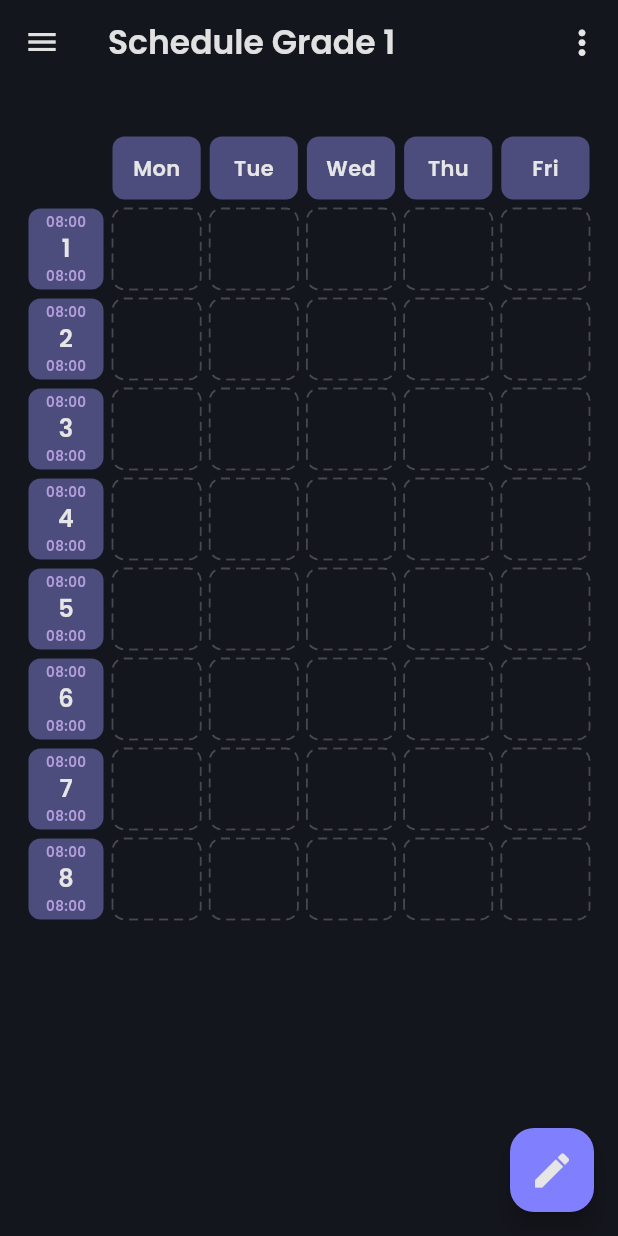
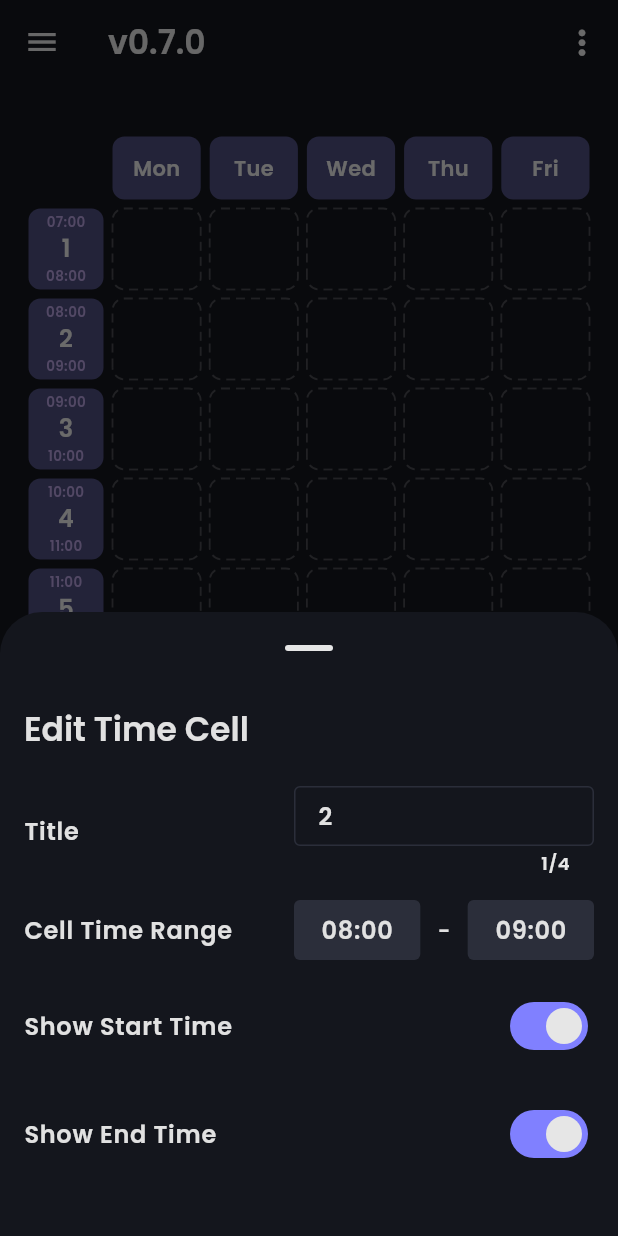
Before and after one commit to andongni0723/TimeGrid, a Flutter app: the screen it shows after launch, after a tap on "08:00", on a phone screen of 412 x 824 dp. Run offline on Flutter 3.47's test engine with Material 3 defaults, Android fonts, the phone set to English and light mode, and no system bars; our stand-ins replace file_picker, flutter_riverpod, font_awesome_flutter, freezed_annotation, hive, hive_flutter and 2 more; accounts and stored records are empty.

Commit message:
v0.7.0 - Add edit time cell function / save time cell detail

```diff
--- a/lib/components/edit_time_cell_bottom_sheet.dart
+++ b/lib/components/edit_time_cell_bottom_sheet.dart
@@ -1,29 +1,30 @@
 import 'package:flutter/material.dart';
 import 'package:flutter_riverpod/flutter_riverpod.dart';
 import 'package:timegrid/models/time_cell_model.dart';
+import 'package:timegrid/provider.dart';
 
 Future<TimeCellModel?> editTimeCellBottomSheet(BuildContext context, TimeCellModel timeCellModel, WidgetRef ref) {
-  final textTheme = Theme.of(context).textTheme;
-  final colorScheme = Theme.of(context).colorScheme;
+  final textTheme = Theme
+      .of(context)
+      .textTheme;
+  final colorScheme = Theme
+      .of(context)
+      .colorScheme;
   final formKey = GlobalKey<FormState>();
   final nameController = TextEditingController(text: timeCellModel.displayName);
-  final showStartTime = timeCellModel.showStartTime;
 
+  final storage = ref.watch(storageProvider);
   debugPrint('Editing TimeCell: ${timeCellModel.displayName}\n controller text: ${nameController.text}');
 
-  Widget timePickerField() {
-    TimeOfDay selectedTime = const TimeOfDay(hour: 8, minute: 0);
+  var current = storage.getTimeCell(timeCellModel.id) ?? timeCellModel;
 
-    final formatted =
-        '${selectedTime.hour.toString().padLeft(2, '0')}:'
-        '${selectedTime.minute.toString().padLeft(2, '0')}';
-
+  Widget timePickerField({required TimeOfDay originTime, Function(TimeOfDay)? onTimePicked}) {
     return Expanded(
       child: InkWell(
         onTap: () async {
           final TimeOfDay? picked = await showTimePicker(
             context: context,
-            initialTime: selectedTime,
+            initialTime: originTime,
             builder: (BuildContext builderContext, Widget? child) {
               return MediaQuery(
                 data: MediaQuery.of(builderContext).copyWith(alwaysUse24HourFormat: true),
@@ -33,9 +34,7 @@ Future<TimeCellModel?> editTimeCellBottomSheet(BuildContext context, TimeCellMod
           );
 
           if (picked != null) {
-            // setState(() {
-            //   selectedTime = picked;
-            // });
+            onTimePicked?.call(picked);
             debugPrint('picked: ${picked.format(context)}');
           }
         },
@@ -43,9 +42,15 @@ Future<TimeCellModel?> editTimeCellBottomSheet(BuildContext context, TimeCellMod
           padding: const EdgeInsets.all(8),
           decoration: BoxDecoration(
             borderRadius: BorderRadius.circular(4),
-            color: Theme.of(context).colorScheme.secondaryContainer,
+            color: Theme
+                .of(context)
+                .colorScheme
+                .secondaryContainer,
           ),
-          child: Center(child: Text(formatted, style: Theme.of(context).textTheme.bodyLarge)),
+          child: Center(child: Text(originTime.format24Hour(), style: Theme
+              .of(context)
+              .textTheme
+              .bodyLarge)),
         ),
       ),
     );
@@ -54,16 +59,19 @@ Future<TimeCellModel?> editTimeCellBottomSheet(BuildContext context, TimeCellMod
   return showModalBottomSheet<TimeCellModel?>(
     context: context,
     isScrollControlled: true,
+    showDragHandle: true,
     builder: (BuildContext ctx) {
+      return StatefulBuilder(builder: (ctx2, sheetSetState) {
         return timeGridBottomSheetHeader(
-        context: ctx,
+          context: ctx2,
+          parentSetState: sheetSetState,
           child: Column(
             mainAxisSize: MainAxisSize.min,
             crossAxisAlignment: CrossAxisAlignment.start,
             spacing: 24,
             children: [
               Padding(
-              padding: const EdgeInsets.symmetric(vertical: 24),
+                padding: const EdgeInsets.symmetric(vertical: 0),
                 child: Text('Edit Time Cell', style: textTheme.titleLarge),
               ),
               Form(
@@ -82,16 +90,23 @@ Future<TimeCellModel?> editTimeCellBottomSheet(BuildContext context, TimeCellMod
                           child: TextFormField(
                             controller: nameController,
                             maxLines: 1,
+                            maxLength: 4,
                             textInputAction: TextInputAction.done,
                             decoration: const InputDecoration(
                               isDense: true,
                               contentPadding: EdgeInsets.symmetric(vertical: 8.0, horizontal: 12.0),
                               border: OutlineInputBorder(),
                             ),
-                          validator: (v) => (v == null || v.trim().isEmpty) ? 'Input Cell Title' : null,
-                          onFieldSubmitted: (_) {
+                            validator: (v) =>
+                            (v == null || v
+                                .trim()
+                                .isEmpty) ? 'Input Cell Title' : null,
+                            onFieldSubmitted: (_) async {
                               if (formKey.currentState?.validate() ?? false) {
-                              debugPrint('Submitted: ${nameController.text}');
+                                final updated = current.copyWith(displayName: nameController.text.trim());
+                                await storage.editTimeCell(updated);
+                                current = updated;
+                                sheetSetState(() {});
                               }
                             },
                           ),
@@ -109,9 +124,25 @@ Future<TimeCellModel?> editTimeCellBottomSheet(BuildContext context, TimeCellMod
                           child: Row(
                             spacing: 8,
                             children: [
-                            timePickerField(),
+                              timePickerField(
+                                originTime: current.startTime,
+                                onTimePicked: (newTime) async {
+                                  final updated = current.copyWith(startTime: newTime);
+                                  await storage.editTimeCell(updated);
+                                  current = updated;
+                                  sheetSetState(() {});
+                                },
+                              ),
                               const Text(' - '),
-                            timePickerField(),
+                              timePickerField(
+                                originTime: current.endTime,
+                                onTimePicked: (newTime) async {
+                                  final updated = current.copyWith(endTime: newTime);
+                                  await storage.editTimeCell(updated);
+                                  current = updated;
+                                  sheetSetState(() {});
+                                },
+                              ),
                             ],
                           ),
                         ),
@@ -122,16 +153,26 @@ Future<TimeCellModel?> editTimeCellBottomSheet(BuildContext context, TimeCellMod
                     SwitchListTile(
                       title: const Text('Show Start Time'),
                       contentPadding: EdgeInsets.zero,
-                    value: showStartTime,
-                    onChanged: (v) {},
+                      value: current.showStartTime,
+                      onChanged: (v) {
+                        final updated = current.copyWith(showStartTime: v);
+                        storage.editTimeCell(updated);
+                        current = updated;
+                        sheetSetState(() {});
+                      },
                     ),
 
                     // Show End Time
                     SwitchListTile(
                       title: const Text('Show End Time'),
                       contentPadding: EdgeInsets.zero,
-                    value: showStartTime,
-                    onChanged: (v) {},
+                      value: current.showEndTime,
+                      onChanged: (v) {
+                        final updated = current.copyWith(showEndTime: v);
+                        storage.editTimeCell(updated);
+                        current = updated;
+                        sheetSetState(() {});
+                      },
                     ),
                   ],
                 ),
@@ -139,17 +180,18 @@ Future<TimeCellModel?> editTimeCellBottomSheet(BuildContext context, TimeCellMod
             ],
           ),
         );
+      });
     },
   );
-
-
 }
 
-Widget timeGridBottomSheetHeader({required BuildContext context, Widget? child}) {
+Widget timeGridBottomSheetHeader({required BuildContext context, StateSetter? parentSetState, Widget? child}) {
   return Padding(
-    padding: EdgeInsets.only(bottom: MediaQuery.of(context).viewInsets.bottom),
-    child: StatefulBuilder(builder: (context, setState) {
-      return SafeArea(
+    padding: EdgeInsets.only(bottom: MediaQuery
+        .of(context)
+        .viewInsets
+        .bottom),
+    child: SafeArea(
       child: SingleChildScrollView(
         child: Padding(
           padding: const EdgeInsets.all(16.0),
@@ -162,7 +204,6 @@ Widget timeGridBottomSheetHeader({required BuildContext context, Widget? child})
           ),
         ),
       ),
-      );
-    }),
+    ),
   );
 }
--- a/lib/components/file_io_json.dart
+++ b/lib/components/file_io_json.dart
@@ -8,6 +8,7 @@ import 'package:share_plus/share_plus.dart';
 import 'package:timegrid/models/course_model.dart';
 import 'package:timegrid/models/course_chips_model.dart';
 
+import '../models/time_cell_model.dart';
 import '../provider.dart';
 
 final ValueNotifier<int> importNotifier = ValueNotifier<int>(0);
@@ -21,15 +22,17 @@ String _generateExportJson(WidgetRef ref) {
     'days': storage.days,
     'rows': storage.rows,
   };
+  final timeCells = storage.getAllTimeCells();
 
   final map = {
     'courses' : courses,
     'chips' : chips,
     'settings': settings,
+    'time_cells': timeCells,
     'exported_at': DateTime.now().toIso8601String(),
   };
 
-  debugPrint(map.toString());
+  debugPrint(map.toString(), wrapWidth: 1024);
 
   return const JsonEncoder.withIndent('    ').convert(map);
 }
@@ -144,6 +147,14 @@ Future<Map<String, int>> _importDataFromJsonString(String jsonStr, WidgetRef ref
         await storage.setRows(rows);
       }
     }
+    if (decoded.containsKey('time_cells')) {
+      final list = decoded['time_cells'] as List<dynamic>;
+      for (final item in list) {
+        final m = Map<String, dynamic>.from(item as Map);
+        final cell = TimeCellModel.fromJson(m);
+        await storage.putTimeCell(cell);
+      }
+    }
   } else if (decoded is List) {
     for(final item in decoded) {
       final m = Map<String, dynamic>.from(item as Map);
--- a/lib/main.dart
+++ b/lib/main.dart
@@ -2,9 +2,11 @@ import 'package:flutter/material.dart';
 import 'package:font_awesome_flutter/font_awesome_flutter.dart';
 import 'package:flutter_riverpod/flutter_riverpod.dart';
 import 'package:hive_flutter/adapters.dart';
+import 'package:package_info_plus/package_info_plus.dart';
 import 'package:timegrid/models/course_chips_model.dart';
 import 'package:timegrid/models/course_model.dart';
 import 'package:timegrid/models/storage_service.dart';
+import 'package:timegrid/models/time_cell_model.dart';
 import 'package:timegrid/provider.dart';
 import 'package:timegrid/schedule.dart';
 import 'package:timegrid/theme/Theme.dart';
@@ -17,20 +19,19 @@ Future<void> main() async {
 
   Hive.registerAdapter(CourseModelAdapter());
   Hive.registerAdapter(CourseChipsModelAdapter());
-
-  await Hive.openBox<CourseModel>('courses_box');
-  await Hive.openBox<CourseChipsModel>('chips_box');
-  await Hive.openBox('settings_box');
+  Hive.registerAdapter(TimeCellModelAdapter());
 
   final storage = await StorageService.create();
+  final packageInfo = await PackageInfo.fromPlatform();
 
   runApp(ProviderScope(overrides: [
     storageProvider.overrideWithValue(storage),
-  ], child: const MyApp()));
+  ], child: MyApp(version: packageInfo.version)));
 }
 
 class MyApp extends StatelessWidget {
-  const MyApp({super.key});
+  final String version;
+  const MyApp({super.key, required this.version});
 
   @override
   Widget build(BuildContext context) {
@@ -46,7 +47,7 @@ class MyApp extends StatelessWidget {
           side: BorderSide.none,
         ),
       ),
-      home: const MyHomePage(title: 'Schedule Grade 1'),
+      home: MyHomePage(title: 'v$version'),
     );
   }
 }
--- a/lib/models/storage_service.dart
+++ b/lib/models/storage_service.dart
@@ -1,25 +1,29 @@
 import 'package:hive/hive.dart';
 import 'package:timegrid/models/course_chips_model.dart';
 import 'package:timegrid/models/course_model.dart';
+import 'package:timegrid/models/time_cell_model.dart';
 
 class Boxes {
   static const String courses = 'courses_box';
   static const String chips = 'chips_box';
   static const String settings = 'settings_box';
+  static const String timeCells = 'time_cells_box';
 }
 
 class StorageService {
   final Box<CourseModel> _coursesBox;
   final Box<CourseChipsModel> _chipsBox;
   final Box _settingsBox;
+  final Box<TimeCellModel> _timeCellsBox;
 
-  StorageService._(this._coursesBox, this._chipsBox, this._settingsBox);
+  StorageService._(this._coursesBox, this._chipsBox, this._settingsBox, this._timeCellsBox);
 
   static Future<StorageService> create() async {
     final coursesBox = await Hive.openBox<CourseModel>(Boxes.courses);
     final chipsBox = await Hive.openBox<CourseChipsModel>(Boxes.chips);
     final settingsBox = await Hive.openBox(Boxes.settings);
-    return StorageService._(coursesBox, chipsBox, settingsBox);
+    final timeCellsBox = await Hive.openBox<TimeCellModel>(Boxes.timeCells);
+    return StorageService._(coursesBox, chipsBox, settingsBox, timeCellsBox);
   }
 
   // courses
@@ -43,5 +47,18 @@ class StorageService {
   Future<void> setDays(int days) => _settingsBox.put('days', days);
   Future<void> setRows(int rows) => _settingsBox.put('rows', rows);
 
+
+  // time cells
+  List<TimeCellModel> getAllTimeCells() => _timeCellsBox.values.toList();
+  TimeCellModel? getTimeCell(String id) => _timeCellsBox.get(id);
+  Future<void> putTimeCell(TimeCellModel timeCell) => _timeCellsBox.put(timeCell.id, timeCell);
+  Future<void> putAllTimeCells(Map<String, TimeCellModel> map) => _timeCellsBox.putAll(map);
+  Future<void> deleteTimeCell(String id) => _timeCellsBox.delete(id);
+  Future<void> editTimeCell(TimeCellModel newData) async {
+    await deleteTimeCell(newData.id);
+    await putTimeCell(newData);
+  }
+
+
   Stream<BoxEvent> watchCourses() => _coursesBox.watch();
 }
--- a/lib/schedule.dart
+++ b/lib/schedule.dart
@@ -408,24 +408,29 @@ class _ScheduleGridState extends ConsumerState<ScheduleGrid> {
       // Left Time Column
       Widget timeColumn() {
         List<String> slotNames = [];
+
+        TimeCellModel defaultTimeCell(int idx) => TimeCellModel(
+          id: idx.toString(),
+          displayName: (idx + 1).toString(),
+          startTime: TimeOfDay(hour: 8 + idx - 1, minute: 0),
+          endTime: TimeOfDay(hour: 9 + idx - 1, minute: 0),
+          showStartTime: true,
+          showEndTime: true,
+        );
+
+        return SizedBox(
+          width: widget.timeLabelWidth,
+          child: Column(
+        children: List.generate(widget.controller.rows, (idx) {
+
+          var cellDetail = ref.read(storageProvider).getTimeCell(idx.toString()) ?? defaultTimeCell(idx);
+
           return GestureDetector(
             onTap: () async {
-            if (!widget.editMode) return;
-            final TimeCellModel? edited = await widget._openEditTimeCellModal(
-                context,
-                const TimeCellModel(
-                    displayName: 'A',
-                    startTime: TimeOfDay(hour: 8, minute: 0),
-                    endTime: TimeOfDay(hour: 9, minute: 0),
-                    showStartTime: true,
-                    showEndTime: true),
-                ref);
+              final TimeCellModel? edited = await widget._openEditTimeCellModal(context, cellDetail, ref);
+              setState(() => cellDetail = edited ?? cellDetail);
             },
-          child: SizedBox(
-            width: widget.timeLabelWidth,
-            child: Column(
-              children: List.generate(widget.controller.rows, (r) {
-                return Padding(
+            child: Padding(
               padding: EdgeInsets.symmetric(vertical: widget.cellVGap, horizontal: widget.cellHGap),
               child: Container(
                 height: widget.rowHeight - (widget.cellVGap * 2),
@@ -437,25 +442,28 @@ class _ScheduleGridState extends ConsumerState<ScheduleGrid> {
                 child: Column(
                   mainAxisAlignment: MainAxisAlignment.center,
                   children: [
+                    if (cellDetail.showStartTime)
                       Text(
-                          '08:00',
+                        cellDetail.startTime.format24Hour(),
                         style: TextStyle(color: cs.tertiary, fontSize: 9),
                       ),
                     Text(
-                          r < slotNames.length ? slotNames[r] : (r + 1).toString(),
+                      cellDetail.displayName,
                       style: TextStyle(color: cs.onPrimaryContainer, fontSize: 16),
                     ),
+                    if (cellDetail.showEndTime)
                       Text(
-                          '08:00',
+                        cellDetail.endTime.format24Hour(),
                         style: TextStyle(color: cs.tertiary, fontSize: 9),
                       ),
                   ],
                 ),
               ),
+            ),
           );
         }),
         ),
-          ),
+
         );
       }
 
--- a/pubspec.yaml
+++ b/pubspec.yaml
@@ -16,7 +16,7 @@ publish_to: 'none' # Remove this line if you wish to publish to pub.dev
 # https://developer.apple.com/library/archive/documentation/General/Reference/InfoPlistKeyReference/Articles/CoreFoundationKeys.html
 # In Windows, build-name is used as the major, minor, and patch parts
 # of the product and file versions while build-number is used as the build suffix.
-version: 0.6.2
+version: 0.7.0
 
 environment:
   sdk: '>=3.0.6 <4.0.0'
@@ -47,6 +47,7 @@ dependencies:
   shared_preferences: ^2.5.3
   hive: ^2.2.3
   hive_flutter: ^1.1.0
+  package_info_plus: ^8.3.1
 
 dev_dependencies:
   flutter_test:
```
Also changed, not shown: lib/models/time_cell_model.dart (+29 -0 lines), lib/models/time_cell_model.freezed.dart, lib/models/time_cell_model.g.dart, pubspec.lock, 1 other file. Lines whose indentation alone changed are shown as unchanged.
